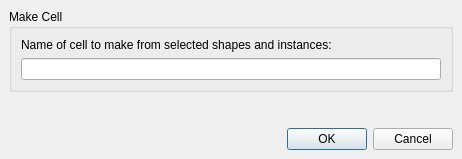
Old version of the form src/edt/edt/MakeCellOptionsDialog.ui in the repository KLayout/klayout.
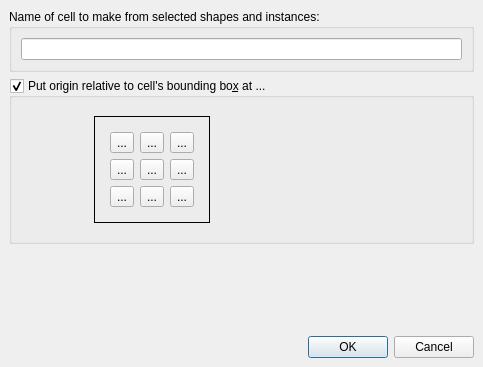
New version of the form. Icons and pictures are not drawn.

Commit message: Fixed #271 (proposal, more choices for the cell origin on 'make cell')

The edit to the form file:
```diff
--- a/src/edt/edt/MakeCellOptionsDialog.ui
+++ b/src/edt/edt/MakeCellOptionsDialog.ui
@@ -1,55 +1,350 @@
 <ui version="4.0" >
  <class>MakeCellOptionsDialog</class>
- <widget class="QDialog" name="MakeCellOptionsDialog" >
-  <property name="geometry" >
+ <widget class="QDialog" name="MakeCellOptionsDialog">
+  <property name="geometry">
    <rect>
     <x>0</x>
     <y>0</y>
-    <width>462</width>
-    <height>159</height>
+    <width>483</width>
+    <height>367</height>
    </rect>
   </property>
   <property name="windowTitle" >
    <string>Dialog</string>
   </property>
-  <layout class="QVBoxLayout" >
-   <property name="margin" >
-    <number>9</number>
-   </property>
-   <property name="spacing" >
+  <layout class="QVBoxLayout">
+   <property name="spacing">
     <number>6</number>
    </property>
+   <property name="leftMargin">
+    <number>9</number>
+   </property>
+   <property name="topMargin">
+    <number>9</number>
+   </property>
+   <property name="rightMargin">
+    <number>9</number>
+   </property>
+   <property name="bottomMargin">
+    <number>9</number>
+   </property>
    <item>
-    <widget class="QGroupBox" name="groupBox" >
-     <property name="title" >
-      <string>Make Cell</string>
+    <widget class="QGroupBox" name="groupBox">
+     <property name="title">
+      <string>Name of cell to make from selected shapes and instances:</string>
      </property>
-     <layout class="QVBoxLayout" >
-      <property name="margin" >
-       <number>9</number>
-      </property>
-      <property name="spacing" >
+     <layout class="QVBoxLayout">
+      <property name="spacing">
        <number>6</number>
       </property>
+      <property name="leftMargin">
+       <number>9</number>
+      </property>
+      <property name="topMargin">
+       <number>9</number>
+      </property>
+      <property name="rightMargin">
+       <number>9</number>
+      </property>
+      <property name="bottomMargin">
+       <number>9</number>
+      </property>
       <item>
-       <widget class="QLabel" name="label" >
-        <property name="text" >
-         <string>Name of cell to make from selected shapes and instances:</string>
+       <widget class="QLineEdit" name="cell_name_le"/>
+      </item>
+     </layout>
+    </widget>
+   </item>
+   <item>
+    <widget class="QGroupBox" name="origin_groupbox">
+     <property name="minimumSize">
+      <size>
+       <width>0</width>
+       <height>0</height>
+      </size>
+     </property>
+     <property name="title">
+      <string>Put origin relative to cell's bounding bo&amp;x at ...</string>
+     </property>
+     <property name="checkable">
+      <bool>true</bool>
+     </property>
+     <layout class="QVBoxLayout" name="verticalLayout">
+      <item>
+       <widget class="QFrame" name="frame_2">
+        <property name="sizePolicy">
+         <sizepolicy hsizetype="Fixed" vsizetype="Preferred">
+          <horstretch>0</horstretch>
+          <verstretch>0</verstretch>
+         </sizepolicy>
         </property>
+        <property name="frameShape">
+         <enum>QFrame::NoFrame</enum>
+        </property>
+        <property name="frameShadow">
+         <enum>QFrame::Raised</enum>
+        </property>
+        <layout class="QHBoxLayout" name="_2">
+         <property name="spacing">
+          <number>6</number>
+         </property>
+         <property name="leftMargin">
+          <number>9</number>
+         </property>
+         <property name="topMargin">
+          <number>9</number>
+         </property>
+         <property name="rightMargin">
+          <number>9</number>
+         </property>
+         <property name="bottomMargin">
+          <number>9</number>
+         </property>
+         <item>
+          <spacer>
+           <property name="orientation">
+            <enum>Qt::Horizontal</enum>
+           </property>
+           <property name="sizeHint" stdset="0">
+            <size>
+             <width>64</width>
+             <height>20</height>
+            </size>
+           </property>
+          </spacer>
+         </item>
+         <item>
+          <widget class="QFrame" name="frame_3">
+           <property name="frameShape">
+            <enum>QFrame::Box</enum>
+           </property>
+           <property name="frameShadow">
+            <enum>QFrame::Plain</enum>
+           </property>
+           <layout class="QGridLayout" name="_3">
+            <property name="leftMargin">
+             <number>15</number>
+            </property>
+            <property name="topMargin">
+             <number>15</number>
+            </property>
+            <property name="rightMargin">
+             <number>15</number>
+            </property>
+            <property name="bottomMargin">
+             <number>15</number>
+            </property>
+            <property name="spacing">
+             <number>6</number>
+            </property>
+            <item row="0" column="2">
+             <widget class="QToolButton" name="ct">
+              <property name="text">
+               <string>...</string>
+              </property>
+              <property name="icon">
+               <iconset resource="../../lay/lay/layResources.qrc">
+                <normaloff>:/ct.png</normaloff>:/ct.png</iconset>
+              </property>
+              <property name="iconSize">
+               <size>
+                <width>31</width>
+                <height>31</height>
+               </size>
+              </property>
+              <property name="checkable">
+               <bool>true</bool>
+              </property>
+             </widget>
+            </item>
+            <item row="0" column="0">
+             <widget class="QToolButton" name="lt">
+              <property name="text">
+               <string>...</string>
+              </property>
+              <property name="icon">
+               <iconset resource="../../lay/lay/layResources.qrc">
+                <normaloff>:/lt.png</normaloff>:/lt.png</iconset>
+              </property>
+              <property name="iconSize">
+               <size>
+                <width>31</width>
+                <height>31</height>
+               </size>
+              </property>
+              <property name="checkable">
+               <bool>true</bool>
+              </property>
+             </widget>
+            </item>
+            <item row="0" column="3">
+             <widget class="QToolButton" name="rt">
+              <property name="text">
+               <string>...</string>
+              </property>
+              <property name="icon">
+               <iconset resource="../../lay/lay/layResources.qrc">
+                <normaloff>:/rt.png</normaloff>:/rt.png</iconset>
+              </property>
+              <property name="iconSize">
+               <size>
+                <width>31</width>
+                <height>31</height>
+               </size>
+              </property>
+              <property name="checkable">
+               <bool>true</bool>
+              </property>
+             </widget>
+            </item>
+            <item row="1" column="0">
+             <widget class="QToolButton" name="lc">
+              <property name="text">
+               <string>...</string>
+              </property>
+              <property name="icon">
+               <iconset resource="../../lay/lay/layResources.qrc">
+                <normaloff>:/lc.png</normaloff>:/lc.png</iconset>
+              </property>
+              <property name="iconSize">
+               <size>
+                <width>31</width>
+                <height>31</height>
+               </size>
+              </property>
+              <property name="checkable">
+               <bool>true</bool>
+              </property>
+             </widget>
+            </item>
+            <item row="1" column="2">
+             <widget class="QToolButton" name="cc">
+              <property name="text">
+               <string>...</string>
+              </property>
+              <property name="icon">
+               <iconset resource="../../lay/lay/layResources.qrc">
+                <normaloff>:/cc.png</normaloff>:/cc.png</iconset>
+              </property>
+              <property name="iconSize">
+               <size>
+                <width>31</width>
+                <height>31</height>
+               </size>
+              </property>
+              <property name="checkable">
+               <bool>true</bool>
+              </property>
+             </widget>
+            </item>
+            <item row="1" column="3">
+             <widget class="QToolButton" name="rc">
+              <property name="text">
+               <string>...</string>
+              </property>
+              <property name="icon">
+               <iconset resource="../../lay/lay/layResources.qrc">
+                <normaloff>:/rc.png</normaloff>:/rc.png</iconset>
+              </property>
+              <property name="iconSize">
+               <size>
+                <width>31</width>
+                <height>31</height>
+               </size>
+              </property>
+              <property name="checkable">
+               <bool>true</bool>
+              </property>
+             </widget>
+            </item>
+            <item row="2" column="0">
+             <widget class="QToolButton" name="lb">
+              <property name="text">
+               <string>...</string>
+              </property>
+              <property name="icon">
+               <iconset resource="../../lay/lay/layResources.qrc">
+                <normaloff>:/lb.png</normaloff>:/lb.png</iconset>
+              </property>
+              <property name="iconSize">
+               <size>
+                <width>31</width>
+                <height>31</height>
+               </size>
+              </property>
+              <property name="checkable">
+               <bool>true</bool>
+              </property>
+             </widget>
+            </item>
+            <item row="2" column="2">
+             <widget class="QToolButton" name="cb">
+              <property name="text">
+               <string>...</string>
+              </property>
+              <property name="icon">
+               <iconset resource="../../lay/lay/layResources.qrc">
+                <normaloff>:/cb.png</normaloff>:/cb.png</iconset>
+              </property>
+              <property name="iconSize">
+               <size>
+                <width>31</width>
+                <height>31</height>
+               </size>
+              </property>
+              <property name="checkable">
+               <bool>true</bool>
+              </property>
+             </widget>
+            </item>
+            <item row="2" column="3">
+             <widget class="QToolButton" name="rb">
+              <property name="text">
+               <string>...</string>
+              </property>
+              <property name="icon">
+               <iconset resource="../../lay/lay/layResources.qrc">
+                <normaloff>:/rb.png</normaloff>:/rb.png</iconset>
+              </property>
+              <property name="iconSize">
+               <size>
+                <width>31</width>
+                <height>31</height>
+               </size>
+              </property>
+              <property name="checkable">
+               <bool>true</bool>
+              </property>
+             </widget>
+            </item>
+           </layout>
+          </widget>
+         </item>
+         <item>
+          <spacer>
+           <property name="orientation">
+            <enum>Qt::Horizontal</enum>
+           </property>
+           <property name="sizeHint" stdset="0">
+            <size>
+             <width>88</width>
+             <height>20</height>
+            </size>
+           </property>
+          </spacer>
+         </item>
+        </layout>
        </widget>
       </item>
-      <item>
-       <widget class="QLineEdit" name="cell_name_le" />
-      </item>
      </layout>
     </widget>
    </item>
    <item>
     <spacer>
-     <property name="orientation" >
+     <property name="orientation">
       <enum>Qt::Vertical</enum>
      </property>
-     <property name="sizeHint" >
+     <property name="sizeHint" stdset="0">
       <size>
        <width>20</width>
        <height>16</height>
@@ -62,8 +357,8 @@
      <property name="orientation" >
       <enum>Qt::Horizontal</enum>
      </property>
-     <property name="standardButtons" >
-      <set>QDialogButtonBox::Cancel|QDialogButtonBox::NoButton|QDialogButtonBox::Ok</set>
+     <property name="standardButtons">
+      <set>QDialogButtonBox::Cancel|QDialogButtonBox::Ok</set>
      </property>
     </widget>
    </item>
```
Left out of the diff: 23 changed lines with no effect on the pictures. The commit also changes 6 other files.
